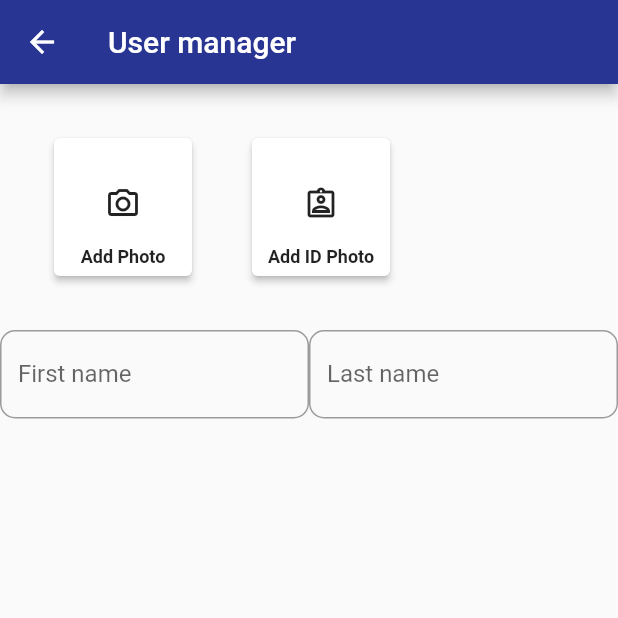
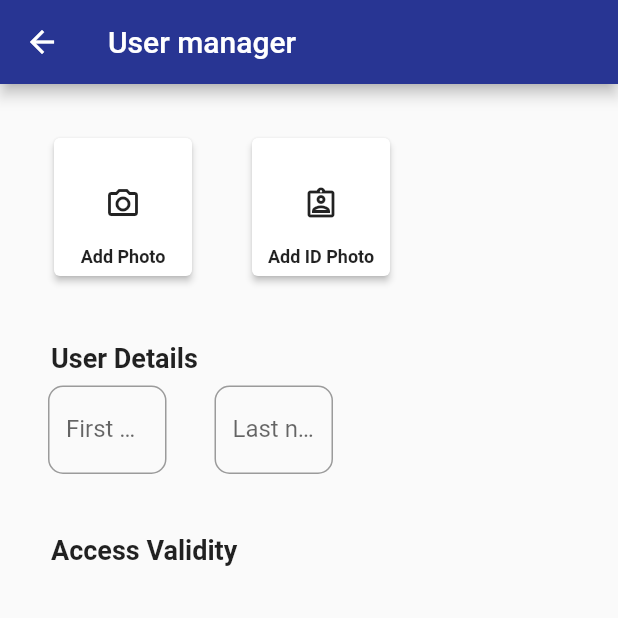
Before and after one commit to FrancescoBembo/kiresu_web, a Flutter app: the AddUserScreen screen opened by its route, on a phone screen of 412 x 824 dp, the top half of it. Run offline on Flutter 3.47's test engine with Material 2 defaults, Android fonts, the phone set to English and light mode, and no system bars; missing offline and left inert: dart:html.

Commit message:
validity row

```diff
--- a/lib/Screens/add_user_screen.dart
+++ b/lib/Screens/add_user_screen.dart
@@ -83,10 +83,29 @@ class AddUserScreen extends StatelessWidget {
               ),
             ],
           ),
-          /////////////////////////////////////////////////////////////
           Row(
             children: [
+              Padding(
+                padding: const EdgeInsets.fromLTRB(34, 8, 0, 8),
+                child: Text(
+                  'User Details',
+                  style: TextStyle(
+                      //color: Colors.indigo.shade800,
+                      fontWeight: FontWeight.bold,
+                      fontSize: 18),
+                ),
+              ),
+            ],
+          ),
+          ////////////////////////////////////////////////////////////
+          Row(
+            children: [
+              SizedBox(
+                width: 32,
+                height: 40,
+              ),
               Flexible(
+                flex: 1,
                 child: TextField(
                   decoration: InputDecoration(
                       labelText: 'First name',
@@ -94,12 +113,38 @@ class AddUserScreen extends StatelessWidget {
                           borderRadius: BorderRadius.circular(10.0))),
                 ),
               ),
+              SizedBox(
+                width: 32,
+                height: 40,
+              ),
               Flexible(
+                flex: 1,
                 child: TextField(
                   decoration: InputDecoration(
                       labelText: 'Last name',
                       border: OutlineInputBorder(
                           borderRadius: BorderRadius.circular(10.0))),
+                ),
+              ),
+              SizedBox(
+                width: 32,
+                height: 40,
+              ),
+              Spacer(
+                flex: 2,
+              ),
+            ],
+          ),
+          Row(
+            children: [
+              Padding(
+                padding: const EdgeInsets.fromLTRB(34, 40, 0, 8),
+                child: Text(
+                  'Access Validity',
+                  style: TextStyle(
+                      //color: Colors.indigo.shade800,
+                      fontWeight: FontWeight.bold,
+                      fontSize: 18),
                 ),
               ),
             ],
```
